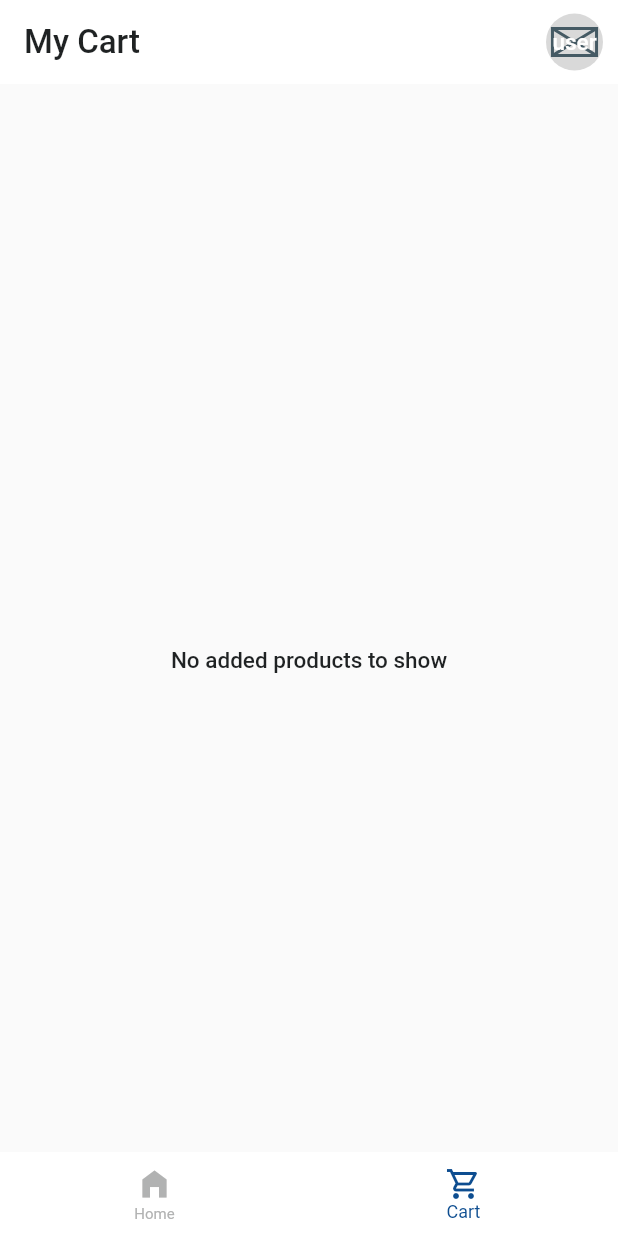
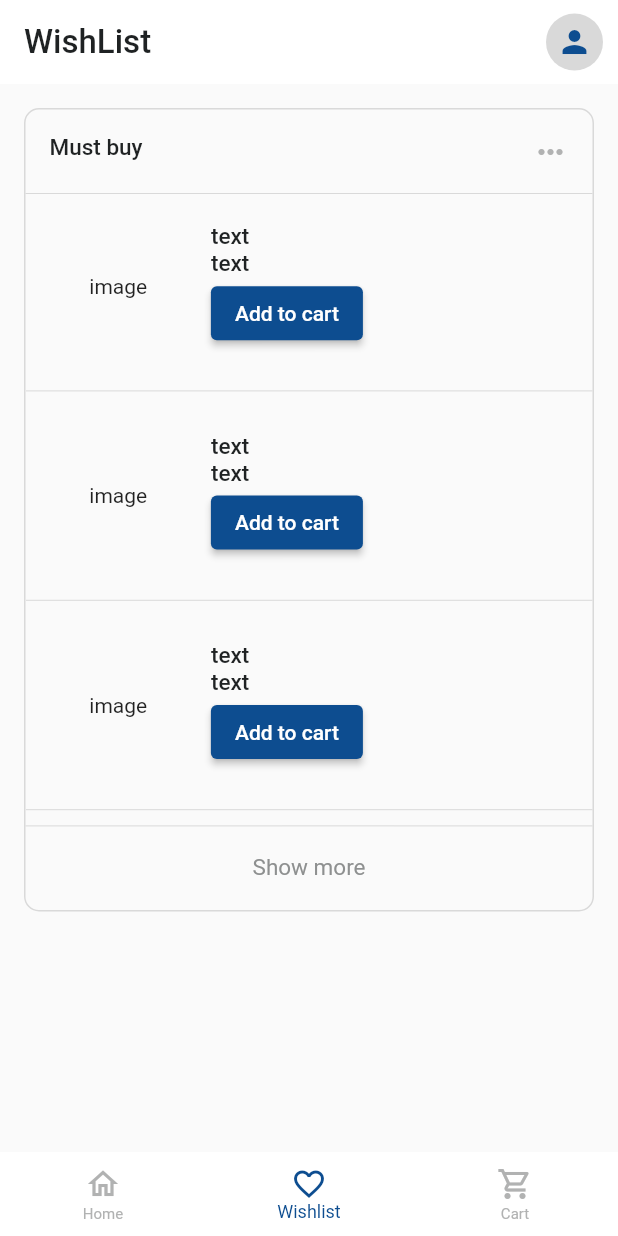
Before and after one commit to Stephen-Essoun/E-Commerce, a Flutter app: the screen it shows after launch, item 2 of the bottom bar chosen, on a phone screen of 412 x 824 dp. Run offline on Flutter 3.47's test engine with Material 2 defaults, Android fonts, the phone set to English and light mode, and no system bars; drawn by our look-alikes of badges; our stand-ins replace flutter_spinkit; network calls fail.

Commit message:
added wishlist screen

```diff
--- a/lib/ui/cart_page.dart
+++ b/lib/ui/cart_page.dart
@@ -23,13 +23,12 @@ class _CartViewState extends State<CartView> {
   int counter = 1;
   @override
   Widget build(BuildContext context) {
-    // var provider = context.read<ProductDetailsProvider>();
     var provider = context.watch<AddToCartProvider>();
 
     return Scaffold(
-      appBar: appBar(
-        LText(text: 'My Cart'),
-        GestureDetector(
+      appBar: myTile(
+       leading:LText(text: 'My Cart'),
+       trailing:GestureDetector(
           onTap: () {},
           child: CircleAvatar(
             backgroundColor: secondColor,
@@ -48,7 +47,6 @@ class _CartViewState extends State<CartView> {
                 Expanded(
                   child: ListView.builder(
                       itemCount: provider.cart.length,
-
                       itemBuilder: (context, index) {
                         var cart = provider.cart[index];
                         return CartTile(i: index, cart: cart, context: context);
--- a/lib/ui/pages/home_page.dart
+++ b/lib/ui/pages/home_page.dart
@@ -35,15 +35,15 @@ class _HomeViewState extends State<HomeView> {
             builder: (ctx, snapshot) {
               if (snapshot.hasData) {
                 return Scaffold(
-                  appBar: appBar(
-                    Column(
+                  appBar: myTile(
+                 leading:  Column(
                       crossAxisAlignment: CrossAxisAlignment.start,
                       children: [
                         LText(text: 'Hello Stephen!'),
                         SText(text: 'We have some options for you to consider.')
                       ],
                     ),
-                    GestureDetector(
+                 trailing: GestureDetector(
                       onTap: () {
                         debugPrint('response.body.toString()');
                       },
--- a/lib/ui/pages/main_page.dart
+++ b/lib/ui/pages/main_page.dart
@@ -1,4 +1,5 @@
 import 'package:badges/badges.dart';
+import 'package:e_commerce/ui/pages/wish_list_page.dart';
 import 'package:e_commerce/utils/constant/colors.dart';
 import 'package:e_commerce/utils/widgets/badge.dart';
 import 'package:flutter/material.dart';
@@ -14,12 +15,11 @@ class MainScreen extends StatefulWidget {
 }
 
 class _MainScreenState extends State<MainScreen> {
-  int currentIndex = 0;
-  List<Widget> pages = const [HomeView(), CartView()];
+  List<Widget> pages = const [HomeView(), WishListView(), CartView()];
+  OnTap onTap = OnTap();
 
   @override
   Widget build(BuildContext context) {
-    OnTap onTap = OnTap();
     return ValueListenableBuilder(
       valueListenable: onTap,
       builder: (context, value, child) {
@@ -43,8 +43,10 @@ class _MainScreenState extends State<MainScreen> {
               unselectedFontSize: 10,
               onTap: (index) => onTap.whenTapped(index),
               items: [
-                BottomNavigationBarItem(
-                    icon: Icon(Icons.home_filled), label: 'Home'),
+                const BottomNavigationBarItem(
+                    icon: Icon(Icons.home_outlined), label: 'Home'),
+                const BottomNavigationBarItem(
+                    icon: Icon(Icons.favorite_outline), label: 'Wishlist'),
                 BottomNavigationBarItem(icon: CartBadge(), label: 'Cart'),
               ]),
         );
--- /dev/null
+++ b/lib/ui/pages/wish_list_page.dart
@@ -0,0 +1,107 @@
+import 'package:e_commerce/utils/constant/const.dart';
+import 'package:e_commerce/utils/widgets/appbar.dart';
+import 'package:e_commerce/utils/widgets/big_text.dart';
+import 'package:e_commerce/utils/widgets/medium_text.dart';
+import 'package:e_commerce/utils/widgets/small_text.dart';
+import 'package:flutter/material.dart';
+
+import '../../utils/constant/colors.dart';
+import '../../utils/widgets/wish_list_tile.dart';
+
+class WishListView extends StatefulWidget {
+  const WishListView({super.key});
+
+  @override
+  State<WishListView> createState() => _WishListViewState();
+}
+
+class _WishListViewState extends State<WishListView> {
+  List items = [1, 1, 1, 1, 1, 1, 1];
+  bool isExpanded = false;
+  @override
+  Widget build(BuildContext context) {
+    return Scaffold(
+      appBar: myTile(
+        leading: LText(text: 'WishList'),
+        trailing: GestureDetector(
+          onTap: () {
+            debugPrint('response.body.toString()');
+          },
+          child: const CircleAvatar(
+            backgroundColor: secondColor,
+            foregroundColor: mainColor,
+            child: Icon(Icons.person),
+          ),
+        ),
+      ),
+      body: ListView(
+        children: [
+          Padding(
+            padding: const EdgeInsets.symmetric(
+                horizontal: wallPadding, vertical: wallPadding),
+            child: wishListTile(context),
+          ),
+        ],
+      ),
+    );
+  }
+
+  Container wishListTile(BuildContext context) {
+    return Container(
+        constraints: BoxConstraints(
+          maxHeight: isExpanded
+              ? MediaQuery.of(context).size.height
+              : MediaQuery.of(context).size.height * 0.65,
+        ),
+        decoration: BoxDecoration(
+            border: Border.all(color: secondColor),
+            borderRadius: BorderRadius.circular(10)),
+        child: Column(
+          children: [
+            ListTile(
+                shape: const RoundedRectangleBorder(
+                    borderRadius: BorderRadius.only(
+                        topLeft: Radius.circular(10),
+                        topRight: Radius.circular(10))),
+                leading: MText(text: 'Must buy'),
+                trailing: const Icon(
+                  Icons.more_horiz,
+                  color: grey,
+                )),
+            const Divider(
+              height: 0,
+              color: secondColor,
+            ),
+            Expanded(
+              child: ListView.builder(
+                itemCount: items.length,
+                itemBuilder: (context, i) => WishListTile(
+                  items: items,
+                  i: i,
+                ),
+              ),
+            ),
+            const Divider(
+              height: 0,
+              color: secondColor,
+            ),
+            ListTile(
+              onTap: () {
+                setState(() {
+                  isExpanded = !isExpanded;
+                });
+              },
+              shape: const RoundedRectangleBorder(
+                  borderRadius: BorderRadius.only(
+                      bottomLeft: Radius.circular(10),
+                      bottomRight: Radius.circular(10))),
+              title: Center(
+                  child: SText(
+                text: isExpanded ? 'Show less' : 'Show more',
+                fontSize: 15,
+              )),
+            ),
+          ],
+        ));
+  }
+}
--- a/lib/utils/widgets/appbar.dart
+++ b/lib/utils/widgets/appbar.dart
@@ -1,7 +1,7 @@
 import 'package:e_commerce/utils/constant/colors.dart';
 import 'package:flutter/material.dart';
 
-PreferredSizeWidget appBar(leading, trailing) {
+PreferredSizeWidget myTile({leading, trailing}) {
   return AppBar(
     foregroundColor: black,
     backgroundColor: white,
--- /dev/null
+++ b/lib/utils/widgets/wish_list_tile.dart
@@ -0,0 +1,54 @@
+import 'package:e_commerce/utils/widgets/medium_text.dart';
+import 'package:flutter/material.dart';
+
+import '../constant/colors.dart';
+
+class WishListTile extends StatelessWidget {
+  const WishListTile({Key? key, required this.items, required this.i})
+      : super(key: key);
+
+  final List items;
+  final int i;
+
+  @override
+  Widget build(BuildContext context) {
+    return Column(
+      mainAxisAlignment: MainAxisAlignment.center,
+      children: [
+        SizedBox(
+          height: MediaQuery.of(context).size.height * 0.15,
+          child: Row(
+            crossAxisAlignment: CrossAxisAlignment.start,
+            children: [
+              AspectRatio(
+                aspectRatio: 1,
+                child: Container(
+                    decoration:const BoxDecoration(
+                        // image: DecorationImage(
+                        //   fit: BoxFit.cover,
+                        //   image: NetworkImage(widget.cart.image[0]),
+                        // ),
+                        ),
+                    child: const Center(child: Text('image'))),
+              ),
+              Column(
+                mainAxisAlignment: MainAxisAlignment.center,
+                crossAxisAlignment: CrossAxisAlignment.start,
+                children: [
+                  MText(text: 'text'),
+                  MText(text: 'text'),
+                  ElevatedButton(onPressed: () {}, child: const Text('Add to cart'))
+                ],
+              ),
+            ],
+          ),
+        ),
+        i == items.length - 1
+            ? const Text('')
+            : const Divider(
+                color: secondColor,
+              ),
+      ],
+    );
+  }
+}
```
